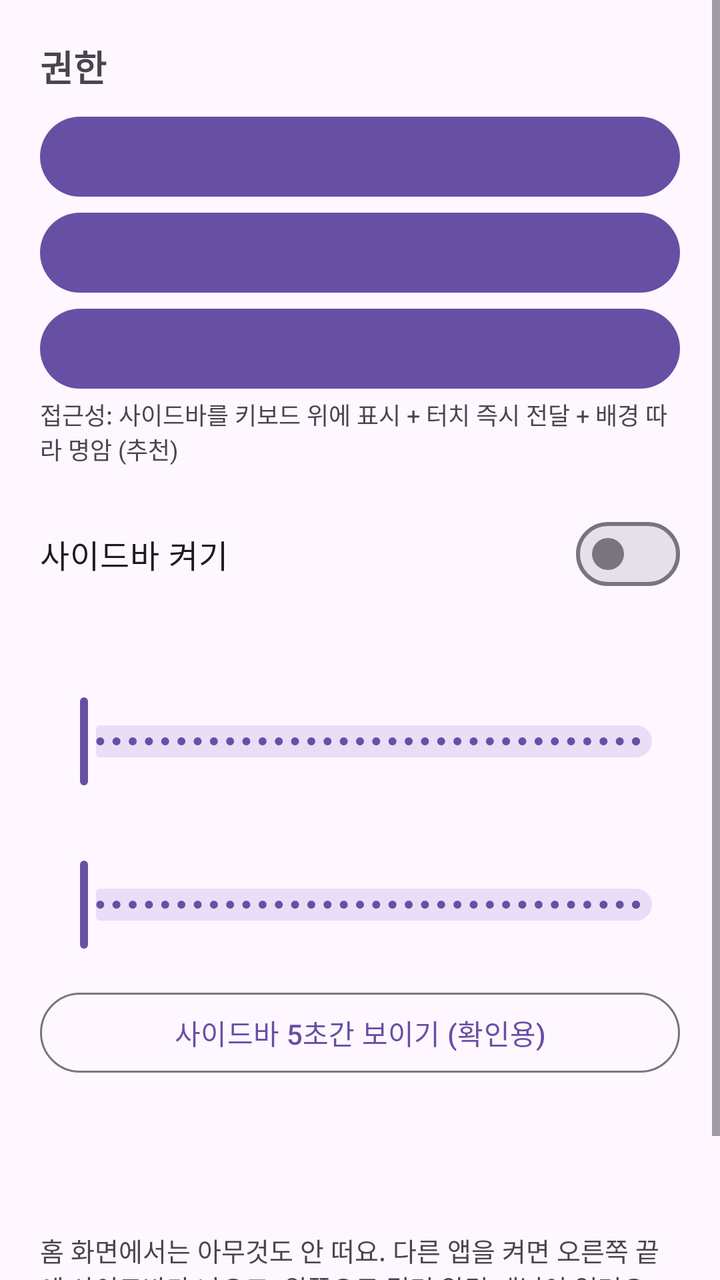
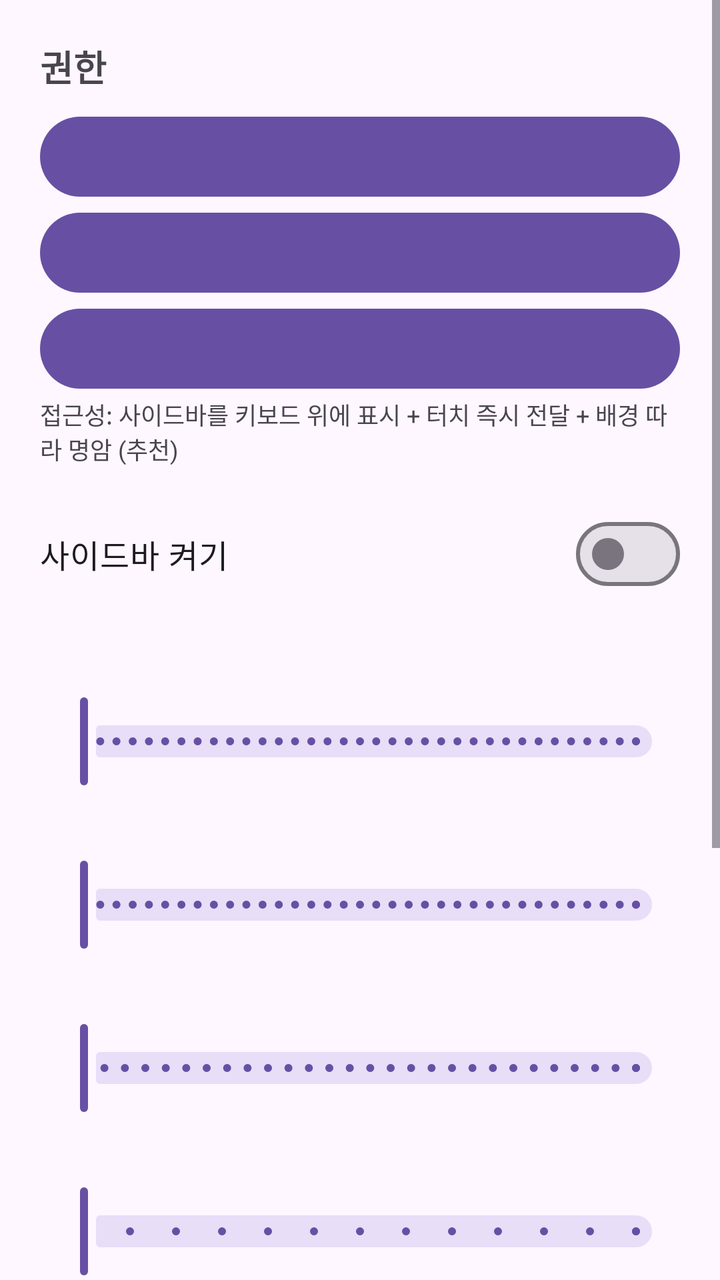

An Android layout rendered at two revisions. The XML below is the earlier revision; the diff shows what the commit changed to produce the second picture.
<!-- AndroidManifest.xml: application theme Theme.NotiPanel -->
<!-- res/layout/activity_settings.xml -->
<?xml version="1.0" encoding="utf-8"?>
<ScrollView xmlns:android="http://schemas.android.com/apk/res/android"
    android:layout_width="match_parent"
    android:layout_height="match_parent">

    <LinearLayout
        android:layout_width="match_parent"
        android:layout_height="wrap_content"
        android:orientation="vertical"
        android:padding="20dp">

        <TextView
            android:layout_width="wrap_content"
            android:layout_height="wrap_content"
            android:text="권한"
            android:textSize="18sp"
            android:textStyle="bold" />

        <com.google.android.material.button.MaterialButton
            android:id="@+id/btnOverlay"
            android:layout_width="match_parent"
            android:layout_height="wrap_content"
            android:layout_marginTop="8dp" />

        <com.google.android.material.button.MaterialButton
            android:id="@+id/btnListener"
            android:layout_width="match_parent"
            android:layout_height="wrap_content" />

        <com.google.android.material.button.MaterialButton
            android:id="@+id/btnA11y"
            android:layout_width="match_parent"
            android:layout_height="wrap_content" />

        <TextView
            android:layout_width="wrap_content"
            android:layout_height="wrap_content"
            android:text="접근성: 사이드바를 키보드 위에 표시 + 터치 즉시 전달 + 배경 따라 명암 (추천)"
            android:textSize="12sp" />

        <com.google.android.material.materialswitch.MaterialSwitch
            android:id="@+id/swEnable"
            android:layout_width="match_parent"
            android:layout_height="wrap_content"
            android:layout_marginTop="20dp"
            android:text="사이드바 켜기"
            android:textSize="16sp" />

        <TextView
            android:id="@+id/lblOpacity"
            android:layout_width="wrap_content"
            android:layout_height="wrap_content"
            android:layout_marginTop="24dp"
            android:textSize="16sp" />

        <com.google.android.material.slider.Slider
            android:id="@+id/slOpacity"
            android:layout_width="match_parent"
            android:layout_height="wrap_content"
            android:stepSize="1"
            android:valueFrom="50"
            android:valueTo="100" />

        <TextView
            android:id="@+id/lblBlur"
            android:layout_width="wrap_content"
            android:layout_height="wrap_content"
            android:layout_marginTop="12dp"
            android:textSize="16sp" />

        <com.google.android.material.slider.Slider
            android:id="@+id/slBlur"
            android:layout_width="match_parent"
            android:layout_height="wrap_content"
            android:stepSize="1"
            android:valueFrom="0"
            android:valueTo="150" />
        <com.google.android.material.button.MaterialButton
            android:id="@+id/btnTest"
            style="@style/Widget.Material3.Button.OutlinedButton"
            android:layout_width="match_parent"
            android:layout_height="wrap_content"
            android:layout_marginTop="16dp"
            android:text="사이드바 5초간 보이기 (확인용)" />

        <TextView
            android:id="@+id/homeInfo"
            android:layout_width="wrap_content"
            android:layout_height="wrap_content"
            android:layout_marginTop="16dp"
            android:textSize="13sp" />

        <TextView
            android:id="@+id/blurInfo"
            android:layout_width="wrap_content"
            android:layout_height="wrap_content"
            android:layout_marginTop="16dp"
            android:textSize="13sp" />

        <TextView
            android:layout_width="wrap_content"
            android:layout_height="wrap_content"
            android:layout_marginTop="8dp"
            android:text="홈 화면에서는 아무것도 안 떠요.
다른 앱을 켜면 오른쪽 끝에 사이드바가 나오고, 왼쪽으로 밀면 알림 패널이 열려요."
            android:textSize="13sp" />

        <TextView
            android:layout_width="match_parent"
            android:layout_height="wrap_content"
            android:layout_marginTop="32dp"
            android:gravity="center"
            android:text="Powered By LeSeraphim"
            android:textSize="12sp" />
    </LinearLayout>
</ScrollView>
<!-- resources referenced by this layout -->
<resources>
  <style name="Theme.NotiPanel" parent="Theme.Material3.DayNight" />
</resources>

<!-- the commit's change to res/layout/activity_settings.xml (unified diff, before → after) -->
@@ -62,6 +62,51 @@
             android:valueTo="100" />
 
         <TextView
+            android:id="@+id/lblPos"
+            android:layout_width="wrap_content"
+            android:layout_height="wrap_content"
+            android:layout_marginTop="12dp"
+            android:textSize="16sp" />
+
+        <com.google.android.material.slider.Slider
+            android:id="@+id/slPos"
+            android:layout_width="match_parent"
+            android:layout_height="wrap_content"
+            android:stepSize="1"
+            android:valueFrom="5"
+            android:valueTo="95" />
+
+        <TextView
+            android:id="@+id/lblLen"
+            android:layout_width="wrap_content"
+            android:layout_height="wrap_content"
+            android:layout_marginTop="12dp"
+            android:textSize="16sp" />
+
+        <com.google.android.material.slider.Slider
+            android:id="@+id/slLen"
+            android:layout_width="match_parent"
+            android:layout_height="wrap_content"
+            android:stepSize="1"
+            android:valueFrom="3"
+            android:valueTo="30" />
+
+        <TextView
+            android:id="@+id/lblWidth"
+            android:layout_width="wrap_content"
+            android:layout_height="wrap_content"
+            android:layout_marginTop="12dp"
+            android:textSize="16sp" />
+
+        <com.google.android.material.slider.Slider
+            android:id="@+id/slWidth"
+            android:layout_width="match_parent"
+            android:layout_height="wrap_content"
+            android:stepSize="1"
+            android:valueFrom="2"
+            android:valueTo="14" />
+
+        <TextView
             android:id="@+id/lblBlur"
             android:layout_width="wrap_content"
             android:layout_height="wrap_content"
